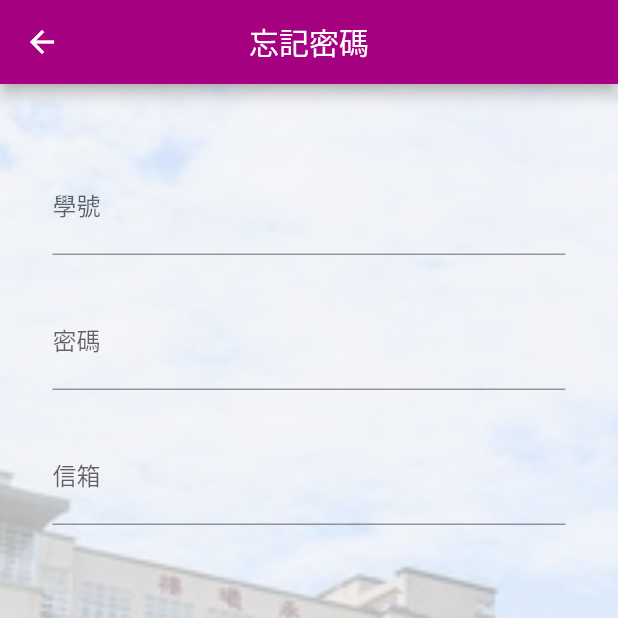
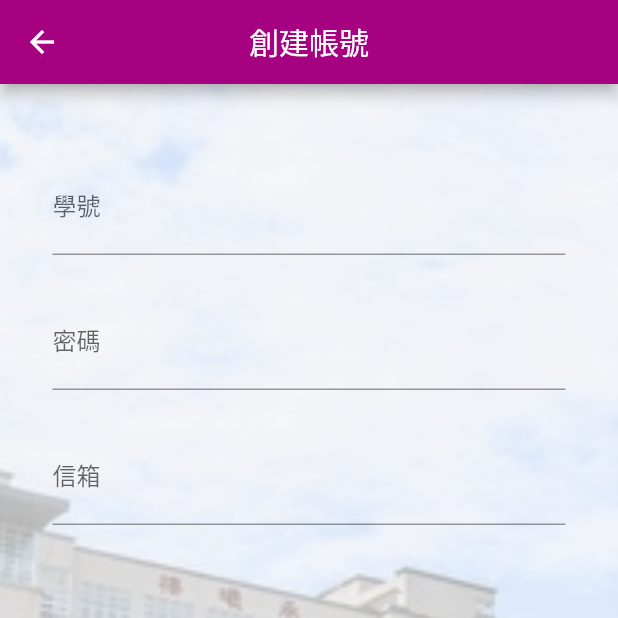
Before and after one commit to 10846012/Covid-Statistics-System, a Flutter app: the screen it shows after launch, after a tap on "建立帳號", on a phone screen of 412 x 824 dp, the top half of it. Run offline on Flutter 3.47's test engine with Material 2 defaults, Android fonts, the phone set to English and light mode, and no system bars; our stand-ins replace get, image_picker; Roboto replaces fonts that are missing (GenSenRounded).

Commit message:
小修改 + 前端快照

```diff
--- a/front_end/lib/loginPage/loginPage.dart
+++ b/front_end/lib/loginPage/loginPage.dart
@@ -93,7 +93,7 @@ class loginPage extends StatelessWidget {
             child: Column(
               children: [
                 Padding(
-                  padding: EdgeInsets.only(top: 120),
+                  padding: EdgeInsets.only(top: 70),
                   child: Container(
                     height: 120,
                     width: MediaQuery.of(context).size.width,
@@ -101,18 +101,31 @@ class loginPage extends StatelessWidget {
                   ),
                 ),
                 Padding(
-                  padding: EdgeInsets.only(top: 20),
+                  padding: EdgeInsets.only(top: 30,bottom: 20),
                   child: Container(
                     height: 40,
                     width: MediaQuery.of(context).size.width,
                     child: Center(
                       child: Text(
-                        '登入',
-                        style: TextStyle(fontSize: 30),
+                        '校內確診通報系統',
+                        style: TextStyle(fontSize: 40),
                       ),
                     ),
                   ),
                 ),
+                // Padding(
+                //   padding: EdgeInsets.only(top: 20),
+                //   child: Container(
+                //     height: 40,
+                //     width: MediaQuery.of(context).size.width,
+                //     child: Center(
+                //       child: Text(
+                //         '登入',
+                //         style: TextStyle(fontSize: 30),
+                //       ),
+                //     ),
+                //   ),
+                // ),
                 Padding(
                   padding: EdgeInsets.only(left: 35, right: 35, bottom: 20),
                   child: Center(
--- a/front_end/lib/loginPage/signUpPage.dart
+++ b/front_end/lib/loginPage/signUpPage.dart
@@ -155,7 +155,7 @@ class _signUpPageState extends State<signUpPage> {
               },
             ),
             title: Text(
-              '忘記密碼',
+              '創建帳號',
               style: TextStyle(fontSize: 20),
             ),
             centerTitle: true,
```
Also changed, not shown: front_end/lib/loginPage/forgotPwPage.dart (+47 -7 lines), front_end/lib/reportPage/verificationCode.dart (+21 -5 lines).
